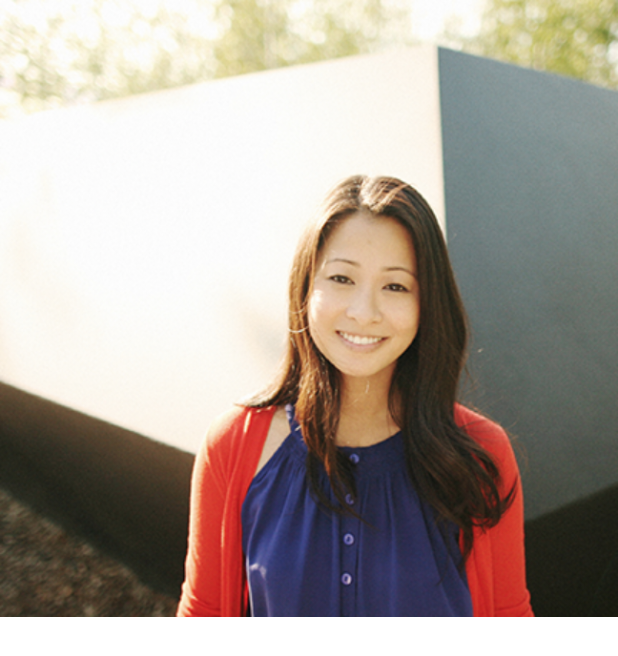
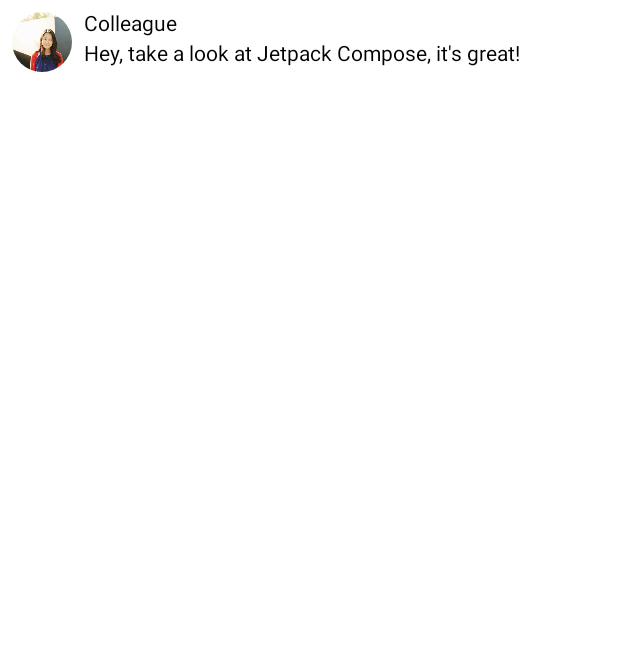
Before and after one commit to dddooo9/compose-practice, an Android app built with Jetpack Compose: the @Preview function PreviewMessageCard, on a phone screen of 412 x 824 dp. Shown: the top 656 px of the screen. Run offline under Robolectric (Android 15) with nearby library versions, the phone set to English and light mode, and no system bars.

Commit message:
[FEAT] Modifier를 사용하여 레이아웃 개선

```diff
--- a/app/src/main/java/com/doyeon/composepractice/MainActivity.kt
+++ b/app/src/main/java/com/doyeon/composepractice/MainActivity.kt
@@ -6,14 +6,22 @@ import androidx.activity.compose.setContent
 import androidx.compose.foundation.Image
 import androidx.compose.foundation.layout.Column
 import androidx.compose.foundation.layout.Row
+import androidx.compose.foundation.layout.Spacer
 import androidx.compose.foundation.layout.fillMaxSize
+import androidx.compose.foundation.layout.height
+import androidx.compose.foundation.layout.padding
+import androidx.compose.foundation.layout.size
+import androidx.compose.foundation.layout.width
+import androidx.compose.foundation.shape.CircleShape
 import androidx.compose.material.MaterialTheme
 import androidx.compose.material.Surface
 import androidx.compose.material.Text
 import androidx.compose.runtime.Composable
 import androidx.compose.ui.Modifier
+import androidx.compose.ui.draw.clip
 import androidx.compose.ui.res.painterResource
 import androidx.compose.ui.tooling.preview.Preview
+import androidx.compose.ui.unit.dp
 import com.doyeon.composepractice.ui.theme.ComposePracticeTheme
 
 class MainActivity : ComponentActivity() {
@@ -29,14 +37,20 @@ data class Message(val author: String, val body: String)
 
 @Composable
 fun MessageCard(msg: Message) {
-    Row {
+    Row(modifier = Modifier.padding(8.dp)) {
         Image(
             painter = painterResource(id = R.drawable.profile_picture),
             contentDescription = "Contact profile picture",
+            modifier = Modifier
+                .size(40.dp)
+                .clip(CircleShape)
         )
+
+        Spacer(modifier = Modifier.width(8.dp))
 
         Column {
             Text(text = msg.author)
+            Spacer(modifier = Modifier.height(4.dp))
             Text(text = msg.body)
         }
     }
```
